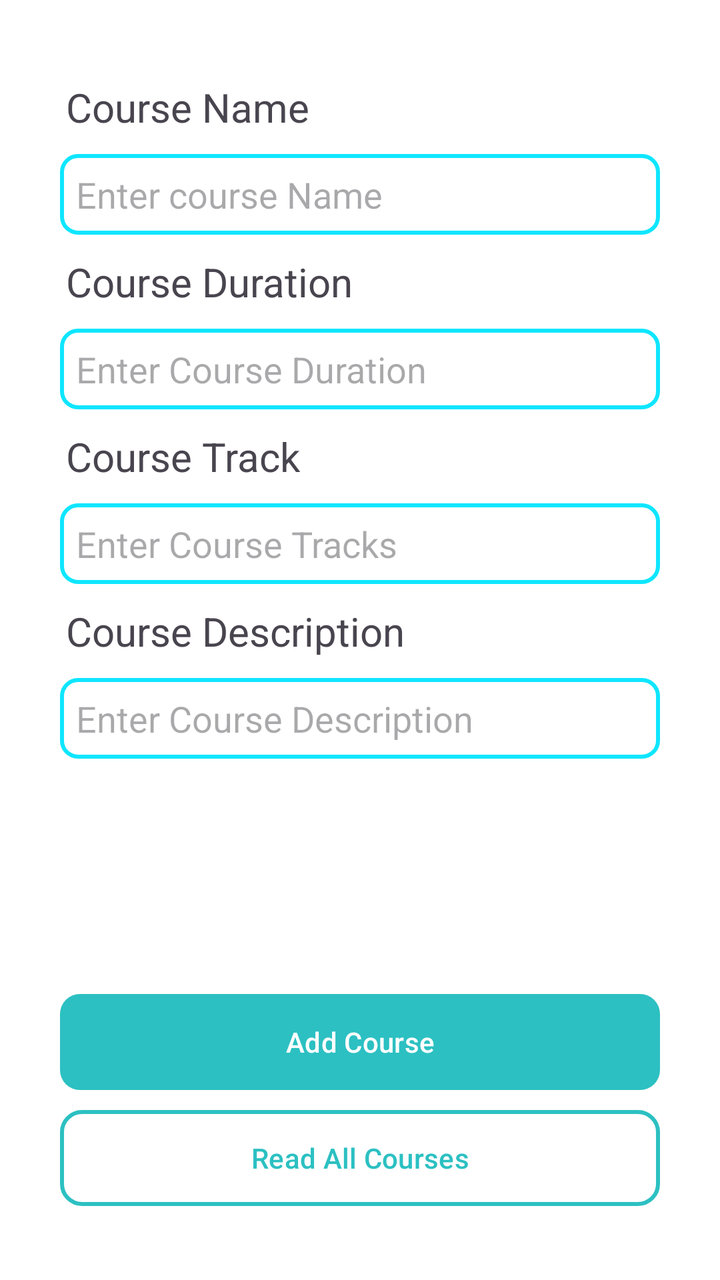
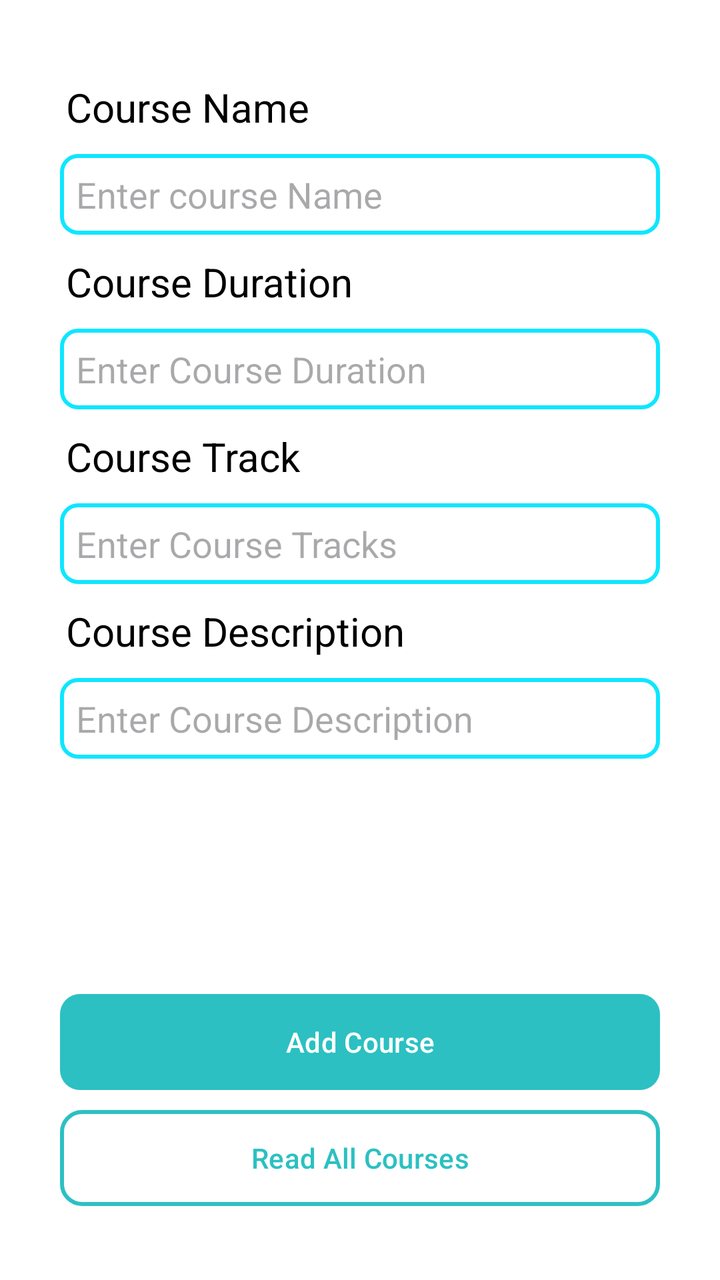

Two renders of the same Android screen: before a commit and after it. Below are the layout's source before the change and the commit's diff.
<!-- AndroidManifest.xml: application theme Theme.MyApplication -->
<!-- res/layout/activity_main.xml -->
<?xml version="1.0" encoding="utf-8"?>
<LinearLayout
    xmlns:android="http://schemas.android.com/apk/res/android"
    xmlns:app="http://schemas.android.com/apk/res-auto"
    xmlns:tools="http://schemas.android.com/tools"
    android:layout_width="match_parent"
    android:layout_height="match_parent"
    android:orientation="vertical"
    tools:context=".MainActivity"
    android:paddingTop="40dp"
    android:paddingRight="20dp"
    android:paddingBottom="20dp"
    android:paddingLeft="20dp"
    android:background="@color/white">

    

    <TextView
        android:layout_width="wrap_content"
        android:layout_height="wrap_content"
        android:text="@string/label_course_name"
        android:textSize="20sp"
        android:layout_marginStart="13dp"/>

    <EditText
        android:id="@+id/idEdtCourseName"
        android:layout_width="match_parent"
        android:layout_height="wrap_content"
        android:layout_margin="10dp"
        android:hint="Enter course Name"
        android:background="@drawable/inputborder"
        />

    
    <TextView
        android:layout_width="wrap_content"
        android:layout_height="wrap_content"
        android:text="@string/label_course_dur"
        android:textSize="20sp"
        android:layout_marginStart="13dp"/>

    <EditText
        android:id="@+id/idEdtCourseDuration"
        android:layout_width="match_parent"
        android:layout_height="wrap_content"
        android:layout_margin="10dp"
        android:hint="Enter Course Duration"
        android:background="@drawable/inputborder"/>

    
    <TextView
        android:layout_width="wrap_content"
        android:layout_height="wrap_content"
        android:text="@string/label_course_tra"
        android:textSize="20sp"
        android:layout_marginStart="13dp"/>

    <EditText
        android:id="@+id/idEdtCourseTracks"
        android:layout_width="match_parent"
        android:layout_height="wrap_content"
        android:layout_margin="10dp"
        android:hint="Enter Course Tracks"
        android:background="@drawable/inputborder"/>

    
    <TextView
        android:layout_width="wrap_content"
        android:layout_height="wrap_content"
        android:text="@string/label_course_desc"
        android:textSize="20sp"
        android:layout_marginStart="13dp"/>

    <EditText
        android:id="@+id/idEdtCourseDescription"
        android:layout_width="match_parent"
        android:layout_height="wrap_content"
        android:layout_margin="10dp"
        android:hint="Enter Course Description"
        android:background="@drawable/inputborder"/>

    
    <androidx.constraintlayout.widget.ConstraintLayout
        android:layout_width="match_parent"
        android:layout_height="match_parent"
        android:orientation="vertical">

        

        <Button
            android:id="@+id/idBtnAddCourse"
            android:layout_width="match_parent"
            android:layout_height="wrap_content"
            android:layout_margin="10dp"
            android:text="Add Course"
            android:textAllCaps="false"
            app:layout_constraintBottom_toBottomOf="parent"
            app:layout_constraintEnd_toEndOf="parent"
            app:layout_constraintStart_toStartOf="parent"
            app:layout_constraintTop_toTopOf="parent"
            app:layout_constraintVertical_bias="0.6"
            android:background="@drawable/main_btn"

            android:backgroundTint="@null"
            app:backgroundTint="@null"
            />

        <Button
            android:id="@+id/idBtnReadCourse"
            android:layout_width="match_parent"
            android:layout_height="wrap_content"
            android:layout_margin="10dp"
            android:layout_marginTop="109dp"
            android:text="Read All Courses"
            android:textAllCaps="false"
            android:textColor="@color/skyb"
            app:layout_constraintBottom_toBottomOf="parent"
            app:layout_constraintEnd_toEndOf="parent"
            app:layout_constraintStart_toStartOf="parent"
            app:layout_constraintTop_toBottomOf="@+id/idBtnAddCourse"
            app:layout_constraintVertical_bias="0.0"
            android:background="@drawable/sec_btn"

            android:backgroundTint="@null"
            app:backgroundTint="@null"
            />

    </androidx.constraintlayout.widget.ConstraintLayout>

</LinearLayout>
<!-- resources referenced by this layout -->
<resources>
  <color name="skyb">#2cc0c2</color>
  <color name="white">#FFFFFFFF</color>
  <!-- drawable inputborder (drawable) -->
  <shape xmlns:android="http://schemas.android.com/apk/res/android"
      android:shape="rectangle">
  
      
      <stroke
          android:width="2dp"
          android:color="#0ee6ff" /> 
  
      
      <solid android:color="#FFFFFF" />
  
      
      <corners android:radius="8dp" />
  
      
      <padding
          android:left="8dp"
          android:top="8dp"
          android:right="8dp"
          android:bottom="8dp" />
  </shape>
  <!-- drawable main_btn (drawable) -->
  <?xml version="1.0" encoding="utf-8"?>
  <shape xmlns:android="http://schemas.android.com/apk/res/android"
      android:shape="rectangle">
  
      <solid android:color="@color/skyb" />
  
      
      <corners android:radius="10dp" />
  
  </shape>
  <!-- drawable sec_btn (drawable) -->
  <?xml version="1.0" encoding="utf-8"?>
  <shape xmlns:android="http://schemas.android.com/apk/res/android"
      android:shape="rectangle">
  
      <stroke
          android:width="2dp"
          android:color="@color/skyb" />
  
      <corners android:radius="10dp" />
  
  </shape>
  <string name="label_course_desc">Course Description</string>
  <string name="label_course_dur">Course Duration</string>
  <string name="label_course_name">Course Name</string>
  <string name="label_course_tra">Course Track</string>
  <style name="Theme.MyApplication" parent="Base.Theme.MyApplication" />
  <style name="Base.Theme.MyApplication" parent="Theme.Material3.DayNight.NoActionBar">
          
          
      </style>
</resources>

<!-- the commit's change to res/layout/activity_main.xml (unified diff, before → after) -->
@@ -20,7 +20,8 @@
         android:layout_height="wrap_content"
         android:text="@string/label_course_name"
         android:textSize="20sp"
-        android:layout_marginStart="13dp"/>
+        android:layout_marginStart="13dp"
+        android:textColor="@color/black"/>
 
     <EditText
         android:id="@+id/idEdtCourseName"
@@ -37,7 +38,8 @@
         android:layout_height="wrap_content"
         android:text="@string/label_course_dur"
         android:textSize="20sp"
-        android:layout_marginStart="13dp"/>
+        android:layout_marginStart="13dp"
+        android:textColor="@color/black"/>
 
     <EditText
         android:id="@+id/idEdtCourseDuration"
@@ -53,7 +55,8 @@
         android:layout_height="wrap_content"
         android:text="@string/label_course_tra"
         android:textSize="20sp"
-        android:layout_marginStart="13dp"/>
+        android:layout_marginStart="13dp"
+        android:textColor="@color/black"/>
 
     <EditText
         android:id="@+id/idEdtCourseTracks"
@@ -69,7 +72,8 @@
         android:layout_height="wrap_content"
         android:text="@string/label_course_desc"
         android:textSize="20sp"
-        android:layout_marginStart="13dp"/>
+        android:layout_marginStart="13dp"
+        android:textColor="@color/black"/>
 
     <EditText
         android:id="@+id/idEdtCourseDescription"
<!-- resource entries referenced after the edit -->
@@ -1,5 +1,6 @@
 <!-- resources referenced by this layout -->
 <resources>
+  <color name="black">#FF000000</color>
   <color name="skyb">#2cc0c2</color>
   <color name="white">#FFFFFFFF</color>
   <!-- drawable inputborder (drawable) -->
